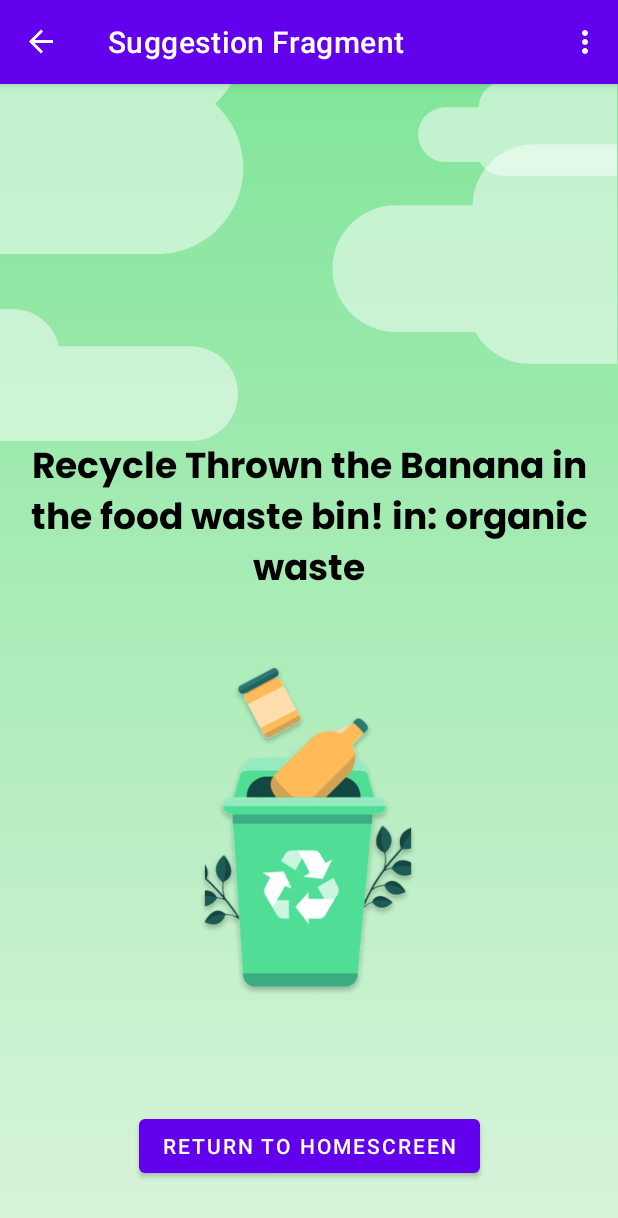
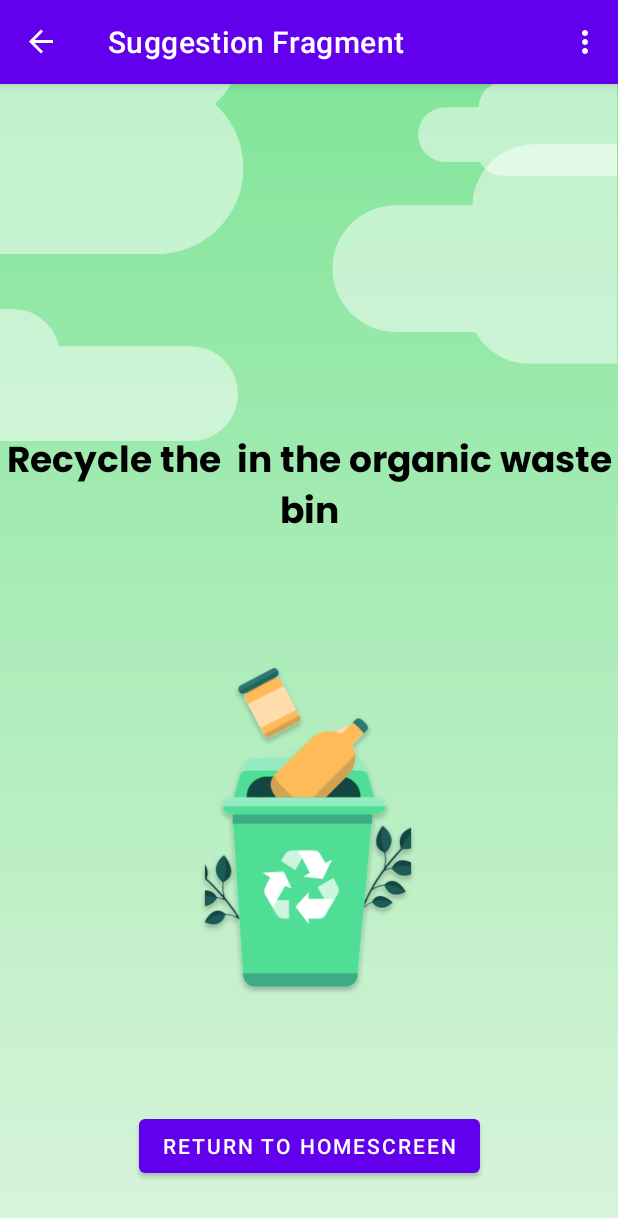
Before and after one commit to oscalars/Climate-Hero, an Android app: the SecondFragment screen opened through its navigation route, after a tap on "GET SUGGESTION", on a phone screen of 412 x 824 dp. Shown: the top 1218 px of the screen. Run offline under Robolectric (Android 15) with nearby library versions, the phone set to English and light mode, and no system bars; our stand-ins replace navigation-ui.

Commit message:
Add item viewmodel to make it possible to share item between fragments

```diff
--- a/Code/app/src/main/java/com/example/climatehero/SecondFragment.java
+++ b/Code/app/src/main/java/com/example/climatehero/SecondFragment.java
@@ -15,6 +15,8 @@ import androidx.activity.result.ActivityResultLauncher;
 import androidx.activity.result.contract.ActivityResultContracts;
 import androidx.annotation.NonNull;
 import androidx.fragment.app.Fragment;
+import androidx.lifecycle.LiveData;
+import androidx.lifecycle.ViewModelProvider;
 import androidx.navigation.fragment.NavHostFragment;
 
 import com.example.climatehero.databinding.FragmentSecondBinding;
@@ -22,6 +24,7 @@ import com.example.climatehero.databinding.FragmentSecondBinding;
 public class SecondFragment extends Fragment {
 
     private FragmentSecondBinding binding;
+    private itemViewModel viewModel;
 
     @Override
     public View onCreateView(
@@ -36,10 +39,12 @@ public class SecondFragment extends Fragment {
 
     public void onViewCreated(@NonNull View view, Bundle savedInstanceState) {
         super.onViewCreated(view, savedInstanceState);
+        viewModel = new ViewModelProvider(requireActivity()).get(itemViewModel.class);
 
         binding.suggestionButton.setOnClickListener(new View.OnClickListener() {
             @Override
             public void onClick(View view) {
+                viewModel.setItem(binding.inputText.getText().toString());
                 NavHostFragment.findNavController(SecondFragment.this)
                         .navigate(R.id.action_SecondFragment_to_SuggestionFragment);
             }
--- a/Code/app/src/main/java/com/example/climatehero/SuggestionFragment.java
+++ b/Code/app/src/main/java/com/example/climatehero/SuggestionFragment.java
@@ -11,6 +11,7 @@ import androidx.activity.result.ActivityResultLauncher;
 import androidx.activity.result.contract.ActivityResultContracts;
 import androidx.annotation.NonNull;
 import androidx.fragment.app.Fragment;
+import androidx.lifecycle.ViewModelProvider;
 import androidx.navigation.fragment.NavHostFragment;
 
 import android.provider.MediaStore;
@@ -25,6 +26,7 @@ import com.example.climatehero.databinding.FragmentSuggestionBinding;
 public class SuggestionFragment extends Fragment {
 
     private FragmentSuggestionBinding binding;
+    private itemViewModel viewModel;
 
     @Override
     public View onCreateView(
@@ -39,6 +41,7 @@ public class SuggestionFragment extends Fragment {
 
     public void onViewCreated(@NonNull View view, Bundle savedInstanceState) {
         super.onViewCreated(view, savedInstanceState);
+        viewModel = new ViewModelProvider(requireActivity()).get(itemViewModel.class);
 
         binding.buttonReturn.setOnClickListener(new View.OnClickListener() {
             @Override
@@ -49,9 +52,9 @@ public class SuggestionFragment extends Fragment {
             }
         });
 
-        String text = String.valueOf(binding.suggestionText.getText());
-        String defaultBin = "organic waste";
-        binding.suggestionText.setText(new StringBuilder().append("Recycle ").append(text).append(" in: ").append(defaultBin).toString());
+        String item = viewModel.getItem();
+        String defaultBin = "organic waste bin";
+        binding.suggestionText.setText(new StringBuilder().append("Recycle the ").append(item).append(" in the ").append(defaultBin).toString());
     }
 
     @Override
--- /dev/null
+++ b/Code/app/src/main/java/com/example/climatehero/itemViewModel.java
@@ -0,0 +1,17 @@
+package com.example.climatehero;
+
+import androidx.lifecycle.ViewModel;
+
+public class itemViewModel extends ViewModel {
+
+    private String item;
+
+    public String getItem() {
+        return item;
+    }
+
+    public void setItem(String i) {
+        item = i;
+    }
+
+}
--- a/Code/app/src/main/res/layout/fragment_suggestion.xml
+++ b/Code/app/src/main/res/layout/fragment_suggestion.xml
@@ -10,14 +10,14 @@
         android:id="@+id/suggestionText"
         android:layout_width="wrap_content"
         android:layout_height="wrap_content"
-        android:layout_marginTop="236dp"
+        android:layout_marginTop="232dp"
+        android:fontFamily="@font/poppins_bold"
         android:gravity="center"
-        android:fontFamily="@font/poppins_bold"
-        android:text="Thrown the Banana in the food waste bin!"
+        android:text=""
         android:textColor="@color/black"
         android:textSize="24sp"
         app:layout_constraintEnd_toEndOf="parent"
-        app:layout_constraintHorizontal_bias="0.0"
+        app:layout_constraintHorizontal_bias="0.498"
         app:layout_constraintStart_toStartOf="parent"
         app:layout_constraintTop_toTopOf="parent" />
 
```
